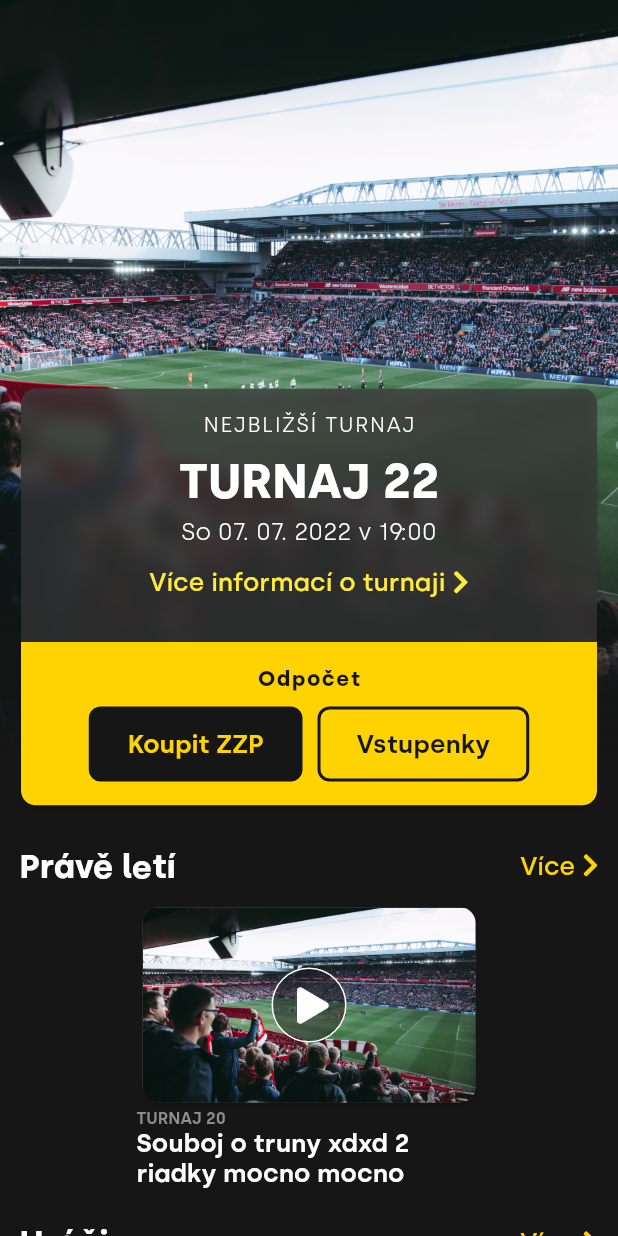
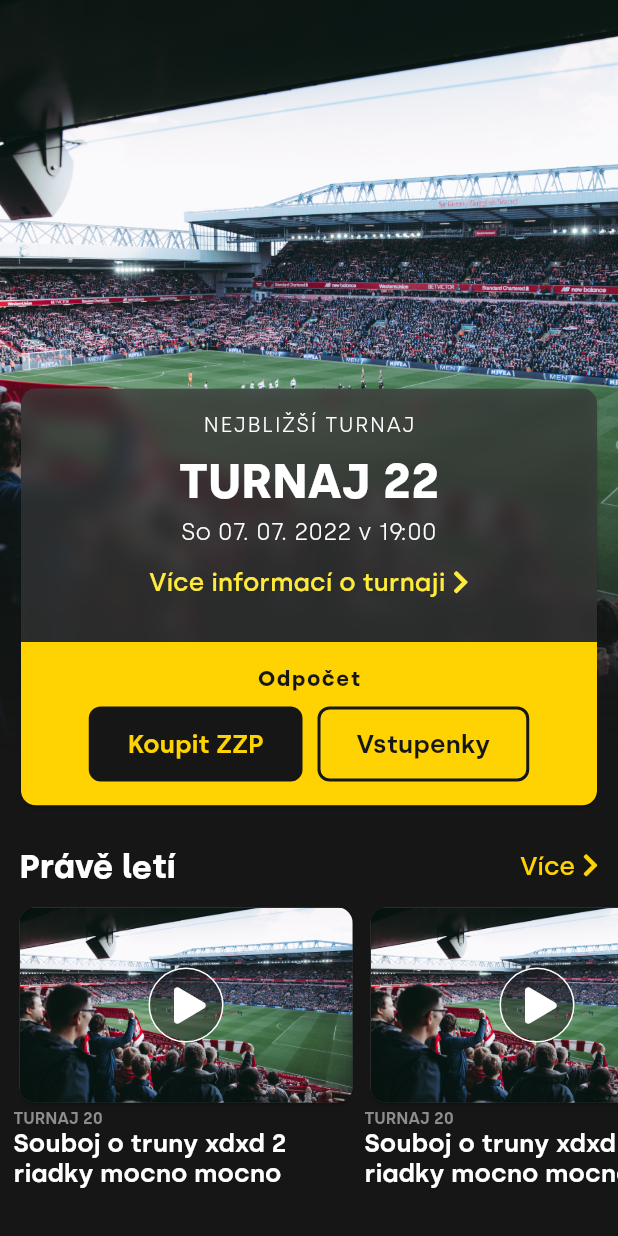
Before and after one commit to Plasmoxy/zwizu_zadanie, a Flutter app: the screen it shows after launch, on a phone screen of 412 x 824 dp. Run offline on Flutter 3.47's test engine with Material 2 defaults, Android fonts, the phone set to English and light mode, and no system bars; our stand-ins replace font_awesome_flutter.

Commit message:
video section

```diff
--- a/lib/components/VideoSingleElement.dart
+++ b/lib/components/VideoSingleElement.dart
@@ -17,6 +17,7 @@ class VideoSingleElement extends StatelessWidget {
       borderRadius: BorderRadius.circular(10),
       child: Container(
         width: 230,
+        margin: EdgeInsets.symmetric(horizontal: 2),
         child: Column(
           crossAxisAlignment: CrossAxisAlignment.start,
           children: [
@@ -79,7 +80,7 @@ class VideoSingleElement extends StatelessWidget {
                 fontWeight: FontWeight.w600,
               ),
               softWrap: true,
-            )
+            ),
           ],
         ),
       ),
--- a/lib/pages/sections/VideoSection.dart
+++ b/lib/pages/sections/VideoSection.dart
@@ -11,8 +11,15 @@ class VideoSection extends StatelessWidget {
       child: Column(
         children: [
           SectionHeader(title: "Právě letí"),
-          VideoSingleElement(
-            onPressed: () => {},
+          SizedBox(
+            height: 200,
+            width: double.infinity,
+            child: ListView.builder(
+              scrollDirection: Axis.horizontal,
+              itemBuilder: (context, index) => VideoSingleElement(onPressed: () => {}),
+              itemCount: 3,
+              padding: EdgeInsets.only(left: 7),
+            ),
           ),
         ],
       ),
```
